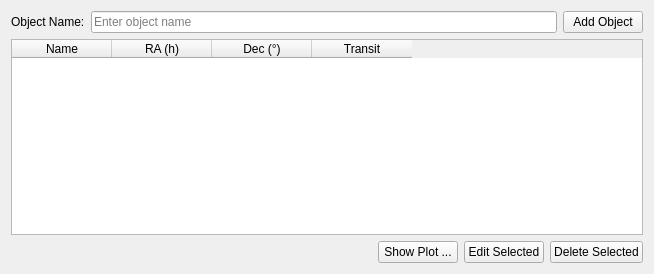
The window that uifiles/objects_tab.ui (prookyon/MonoObsLog2) describes before a commit, drawn with Qt 5.
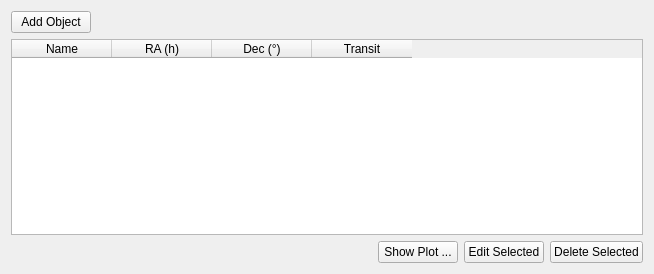
The same window after the commit.

What changed in the file:
```diff
--- a/uifiles/objects_tab.ui
+++ b/uifiles/objects_tab.ui
@@ -15,20 +15,6 @@
     <layout class="QVBoxLayout" name="verticalLayout_2">
      <item>
       <layout class="QHBoxLayout" name="horizontalLayout">
-       <item>
-        <widget class="QLabel" name="nameLabel">
-         <property name="text">
-          <string>Object Name:</string>
-         </property>
-        </widget>
-       </item>
-       <item>
-        <widget class="QLineEdit" name="nameLineEdit">
-         <property name="placeholderText">
-          <string>Enter object name</string>
-         </property>
-        </widget>
-       </item>
        <item>
         <widget class="QPushButton" name="addButton">
          <property name="text">
@@ -36,6 +22,19 @@
          </property>
         </widget>
        </item>
+       <item>
+        <spacer name="horizontalSpacer_2">
+         <property name="orientation">
+          <enum>Qt::Orientation::Horizontal</enum>
+         </property>
+         <property name="sizeHint" stdset="0">
+          <size>
+           <width>40</width>
+           <height>20</height>
+          </size>
+         </property>
+        </spacer>
+       </item>
       </layout>
      </item>
      <item>
```
Left out of the diff: 2 changed lines with no effect on the pictures.
